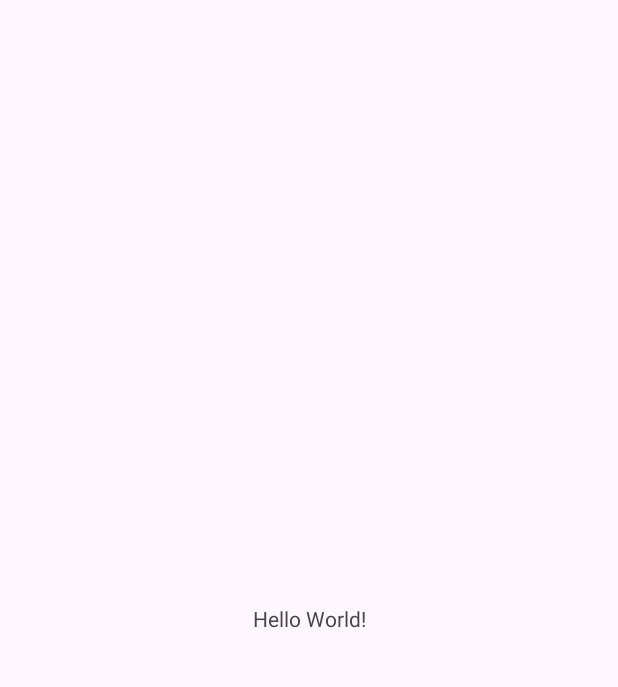
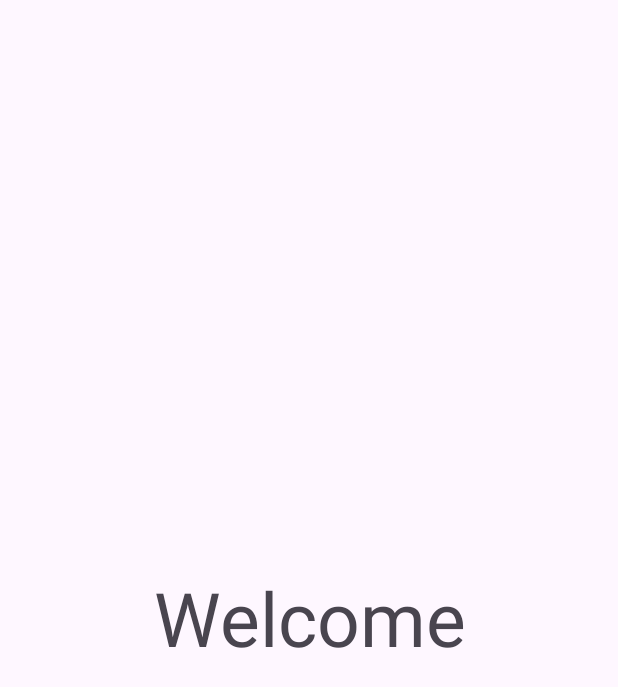
Before and after one commit to k-aghakhani/Dhikr-Salawat-Counter, an Android app: the MainActivity screen opened directly, with no data from a screen before it, on a phone screen of 412 x 824 dp. Before the commit the part shown is almost empty. Shown: the top 687 px of the screen. Run offline under Robolectric (Android 15) with nearby library versions, the phone set to English and light mode, and no system bars.

Commit message:
Minor changes in appearance

```diff
--- a/app/src/main/java/com/example/dhikr_salawat_counter/MainActivity.java
+++ b/app/src/main/java/com/example/dhikr_salawat_counter/MainActivity.java
@@ -15,6 +15,7 @@
         super.onCreate(savedInstanceState);
         EdgeToEdge.enable(this);
         setContentView(R.layout.activity_main);
+
         ViewCompat.setOnApplyWindowInsetsListener(findViewById(R.id.main), (v, insets) -> {
             Insets systemBars = insets.getInsets(WindowInsetsCompat.Type.systemBars());
             v.setPadding(systemBars.left, systemBars.top, systemBars.right, systemBars.bottom);
--- a/app/src/main/res/layout/activity_main.xml
+++ b/app/src/main/res/layout/activity_main.xml
@@ -1,19 +1,19 @@
 <?xml version="1.0" encoding="utf-8"?>
-<androidx.constraintlayout.widget.ConstraintLayout xmlns:android="http://schemas.android.com/apk/res/android"
+<LinearLayout xmlns:android="http://schemas.android.com/apk/res/android"
     xmlns:app="http://schemas.android.com/apk/res-auto"
     xmlns:tools="http://schemas.android.com/tools"
+    android:orientation="vertical"
     android:id="@+id/main"
+    android:gravity="center"
     android:layout_width="match_parent"
     android:layout_height="match_parent"
-    tools:context=".MainActivity">
+    tools:context=".MainActivity" >
 
     <TextView
-        android:layout_width="wrap_content"
+        android:textSize="50sp"
+        android:gravity="center"
+        android:id="@+id/textView"
+        android:layout_width="match_parent"
         android:layout_height="wrap_content"
-        android:text="Hello World!"
-        app:layout_constraintBottom_toBottomOf="parent"
-        app:layout_constraintEnd_toEndOf="parent"
-        app:layout_constraintStart_toStartOf="parent"
-        app:layout_constraintTop_toTopOf="parent" />
-
-</androidx.constraintlayout.widget.ConstraintLayout>
+        android:text="Welcome" />
+</LinearLayout>
```
